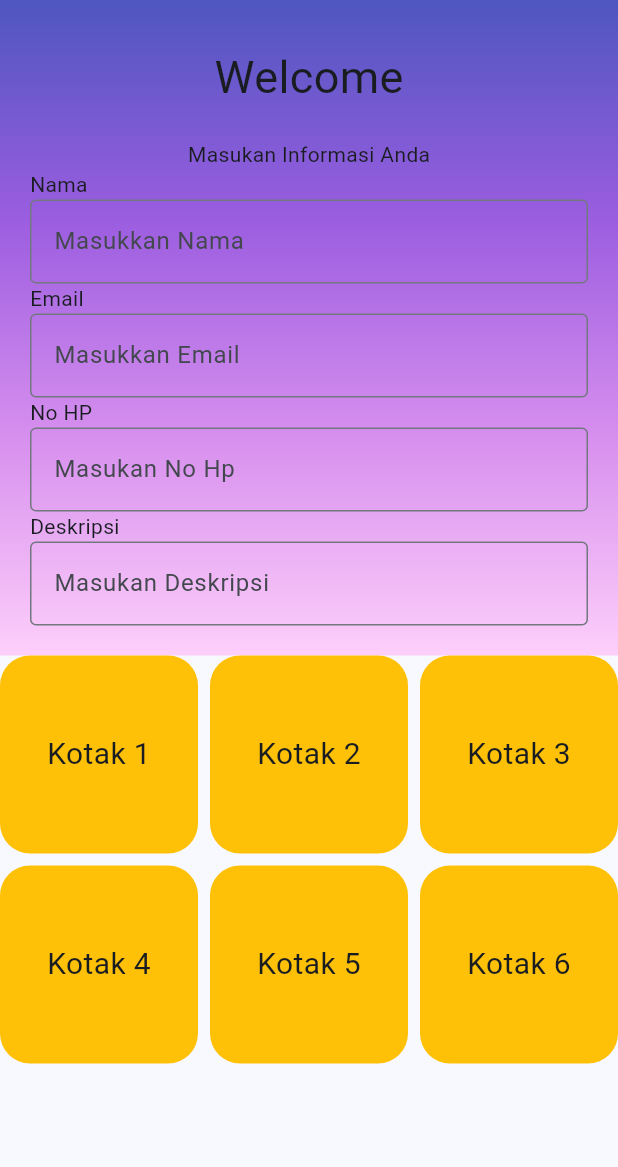
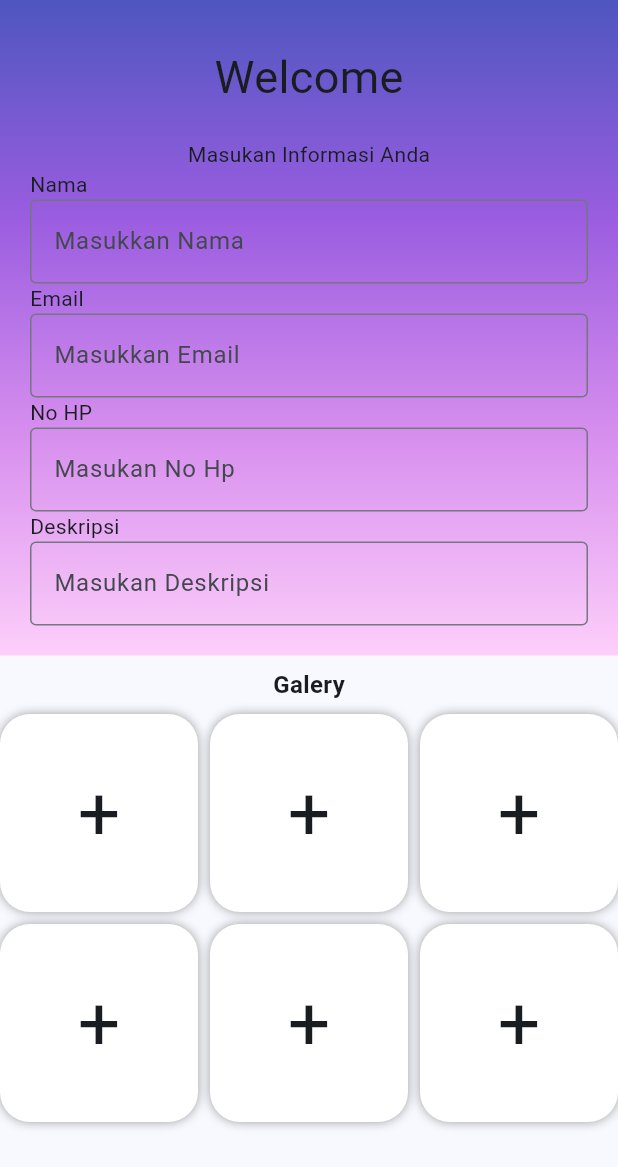
Before and after one commit to ProjectABEE/ppkd_b4_abee, a Flutter app: the screen it shows after launch, on a phone screen of 412 x 824 dp. Shown: the top 1167 px of the screen. Run offline on Flutter 3.47's test engine with Material 3 defaults, Android fonts, the light colour scheme and no system bars; missing offline and left inert: mobkit_dashed_border.

Commit message:
Tugas 3 Selesai

```diff
--- a/lib/Day10/Tugas3.dart
+++ b/lib/Day10/Tugas3.dart
@@ -77,7 +77,17 @@ class Tugas3 extends StatelessWidget {
                 ],
               ),
             ),
-          GridView.builder(
+            Padding(
+              padding: EdgeInsetsGeometry.all(8),
+              child: Container(
+                decoration: BoxDecoration(),
+                child: Text(
+                  "Galery",
+                  style: TextStyle(fontSize: 16, fontWeight: FontWeight.bold),
+                ),
+              ),
+            ),
+            GridView.builder(
               shrinkWrap: true,
               physics: NeverScrollableScrollPhysics(),
               gridDelegate: SliverGridDelegateWithFixedCrossAxisCount(
@@ -90,15 +100,15 @@ class Tugas3 extends StatelessWidget {
                 return Container(
                   alignment: Alignment.center,
                   decoration: BoxDecoration(
-                    color: Colors.amber,
+                    color: Colors.white,
                     borderRadius: BorderRadius.circular(20),
+                    boxShadow: [BoxShadow(color: Colors.grey, blurRadius: 5)],
                   ),
-                  child: Stack(children: [
-                    Text("Kotak ${index + 1}",
-                    style: TextStyle(fontSize: 20),
-                    ),
-                  // Image.asset("assets/images/abe2.png")
-                  ],
+                  child: Stack(
+                    children: [
+                      Text("+", style: TextStyle(fontSize: 50)),
+                      // Image.asset("assets/images/abe2.png")
+                    ],
                   ),
                 );
               },
```
